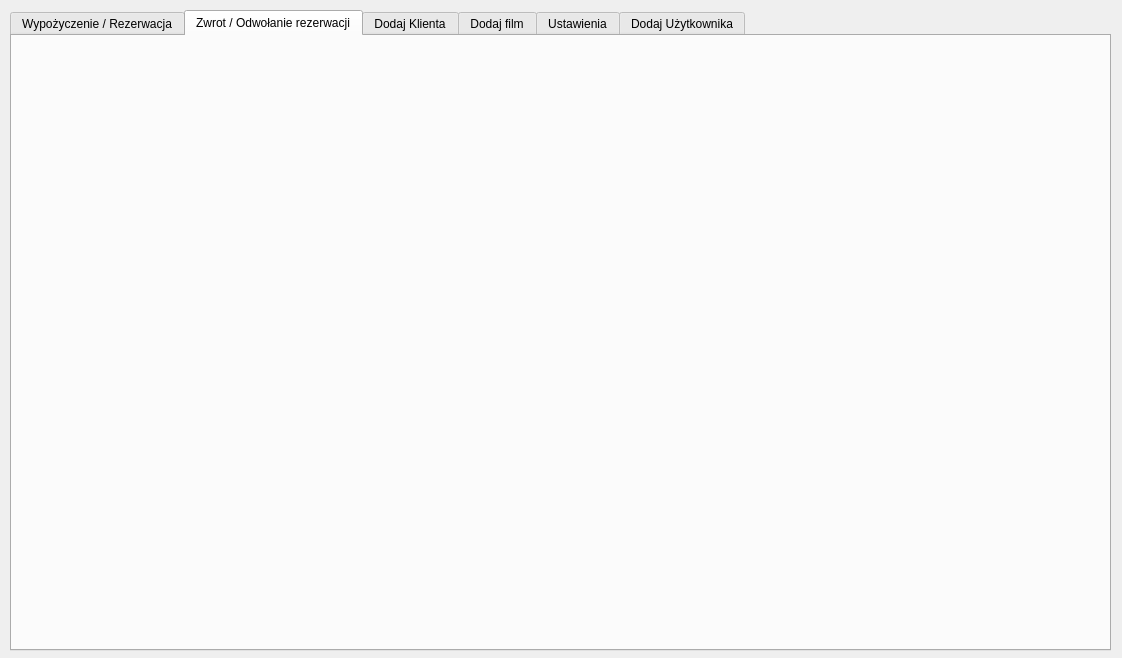
This is RentDVD/wypozyczalnia.ui in ekspensum/CPP_Projects as Qt 5 draws it before an edit. The edited form follows.
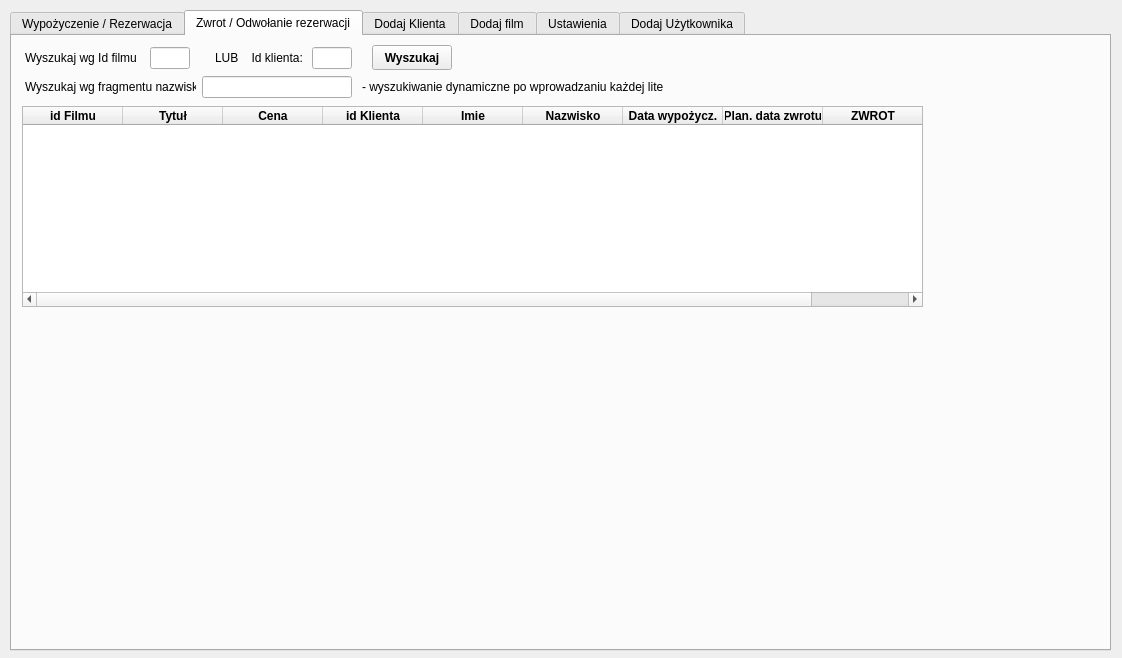
This is the edited form. The open tabs and pages were chosen to show the change.

Diff of the .ui file:
```diff
--- a/RentDVD/wypozyczalnia.ui
+++ b/RentDVD/wypozyczalnia.ui
@@ -700,6 +700,281 @@
       </rect>
      </property>
     </widget>
+    <widget class="QPushButton" name="pushButtonWyszukajWypozyczoneKlientFilm">
+     <property name="geometry">
+      <rect>
+       <x>360</x>
+       <y>9</y>
+       <width>80</width>
+       <height>25</height>
+      </rect>
+     </property>
+     <property name="font">
+      <font>
+       <weight>75</weight>
+       <bold>true</bold>
+      </font>
+     </property>
+     <property name="text">
+      <string>Wyszukaj</string>
+     </property>
+    </widget>
+    <widget class="QTableWidget" name="tableWidgetWyszukajWypozyczone">
+     <property name="geometry">
+      <rect>
+       <x>10</x>
+       <y>70</y>
+       <width>901</width>
+       <height>201</height>
+      </rect>
+     </property>
+     <column>
+      <property name="text">
+       <string>id Filmu</string>
+      </property>
+      <property name="font">
+       <font>
+        <weight>75</weight>
+        <bold>true</bold>
+       </font>
+      </property>
+      <property name="textAlignment">
+       <set>AlignCenter</set>
+      </property>
+     </column>
+     <column>
+      <property name="text">
+       <string>Tytuł</string>
+      </property>
+      <property name="font">
+       <font>
+        <weight>75</weight>
+        <bold>true</bold>
+       </font>
+      </property>
+     </column>
+     <column>
+      <property name="text">
+       <string>Cena</string>
+      </property>
+      <property name="font">
+       <font>
+        <weight>75</weight>
+        <bold>true</bold>
+       </font>
+      </property>
+     </column>
+     <column>
+      <property name="text">
+       <string>id Klienta</string>
+      </property>
+      <property name="font">
+       <font>
+        <weight>75</weight>
+        <bold>true</bold>
+       </font>
+      </property>
+      <property name="textAlignment">
+       <set>AlignCenter</set>
+      </property>
+     </column>
+     <column>
+      <property name="text">
+       <string>Imie</string>
+      </property>
+      <property name="font">
+       <font>
+        <weight>75</weight>
+        <bold>true</bold>
+       </font>
+      </property>
+     </column>
+     <column>
+      <property name="text">
+       <string>Nazwisko</string>
+      </property>
+      <property name="font">
+       <font>
+        <weight>75</weight>
+        <bold>true</bold>
+       </font>
+      </property>
+     </column>
+     <column>
+      <property name="text">
+       <string>Data wypożycz.</string>
+      </property>
+      <property name="font">
+       <font>
+        <weight>75</weight>
+        <bold>true</bold>
+       </font>
+      </property>
+     </column>
+     <column>
+      <property name="text">
+       <string>Plan. data zwrotu</string>
+      </property>
+      <property name="font">
+       <font>
+        <weight>75</weight>
+        <bold>true</bold>
+       </font>
+      </property>
+     </column>
+     <column>
+      <property name="text">
+       <string>ZWROT</string>
+      </property>
+      <property name="font">
+       <font>
+        <weight>75</weight>
+        <bold>true</bold>
+       </font>
+      </property>
+     </column>
+    </widget>
+    <widget class="QLabel" name="komunikatyWypozycz_2">
+     <property name="geometry">
+      <rect>
+       <x>660</x>
+       <y>20</y>
+       <width>421</width>
+       <height>41</height>
+      </rect>
+     </property>
+     <property name="font">
+      <font>
+       <pointsize>9</pointsize>
+       <weight>75</weight>
+       <bold>true</bold>
+      </font>
+     </property>
+     <property name="text">
+      <string/>
+     </property>
+     <property name="textFormat">
+      <enum>Qt::AutoText</enum>
+     </property>
+     <property name="scaledContents">
+      <bool>false</bool>
+     </property>
+     <property name="wordWrap">
+      <bool>true</bool>
+     </property>
+    </widget>
+    <widget class="QLabel" name="label_37">
+     <property name="geometry">
+      <rect>
+       <x>350</x>
+       <y>40</y>
+       <width>301</width>
+       <height>22</height>
+      </rect>
+     </property>
+     <property name="text">
+      <string>- wyszukiwanie dynamiczne po wprowadzaniu każdej litery</string>
+     </property>
+    </widget>
+    <widget class="QLineEdit" name="lineEditIdFilmuWyszukajZwrot">
+     <property name="geometry">
+      <rect>
+       <x>138</x>
+       <y>11</y>
+       <width>40</width>
+       <height>22</height>
+      </rect>
+     </property>
+     <property name="sizePolicy">
+      <sizepolicy hsizetype="Minimum" vsizetype="Fixed">
+       <horstretch>0</horstretch>
+       <verstretch>0</verstretch>
+      </sizepolicy>
+     </property>
+     <property name="maximumSize">
+      <size>
+       <width>60</width>
+       <height>16777215</height>
+      </size>
+     </property>
+    </widget>
+    <widget class="QLabel" name="label_38">
+     <property name="geometry">
+      <rect>
+       <x>13</x>
+       <y>11</y>
+       <width>111</width>
+       <height>22</height>
+      </rect>
+     </property>
+     <property name="text">
+      <string>Wyszukaj wg Id filmu:</string>
+     </property>
+    </widget>
+    <widget class="QLineEdit" name="lineEditIdKlientaWyszukajZwrot">
+     <property name="geometry">
+      <rect>
+       <x>300</x>
+       <y>11</y>
+       <width>40</width>
+       <height>22</height>
+      </rect>
+     </property>
+     <property name="minimumSize">
+      <size>
+       <width>30</width>
+       <height>0</height>
+      </size>
+     </property>
+    </widget>
+    <widget class="QLabel" name="label_36">
+     <property name="geometry">
+      <rect>
+       <x>203</x>
+       <y>11</y>
+       <width>91</width>
+       <height>22</height>
+      </rect>
+     </property>
+     <property name="text">
+      <string>LUB    Id klienta:</string>
+     </property>
+     <property name="buddy">
+      <cstring>lineEditTytulWyszukaj</cstring>
+     </property>
+    </widget>
+    <widget class="QLabel" name="label_39">
+     <property name="geometry">
+      <rect>
+       <x>13</x>
+       <y>40</y>
+       <width>171</width>
+       <height>22</height>
+      </rect>
+     </property>
+     <property name="text">
+      <string>Wyszukaj wg fragmentu nazwiska:</string>
+     </property>
+     <property name="buddy">
+      <cstring>lineEditOpisWyszukaj</cstring>
+     </property>
+    </widget>
+    <widget class="QLineEdit" name="lineEditNazwiskoWyszukajZwrot">
+     <property name="geometry">
+      <rect>
+       <x>190</x>
+       <y>40</y>
+       <width>150</width>
+       <height>22</height>
+      </rect>
+     </property>
+     <property name="minimumSize">
+      <size>
+       <width>150</width>
+       <height>0</height>
+      </size>
+     </property>
+    </widget>
    </widget>
    <widget class="QWidget" name="tabDodajKlienta">
     <attribute name="title">
```
Left out of the diff: 57 changed lines with no effect on the pictures.
